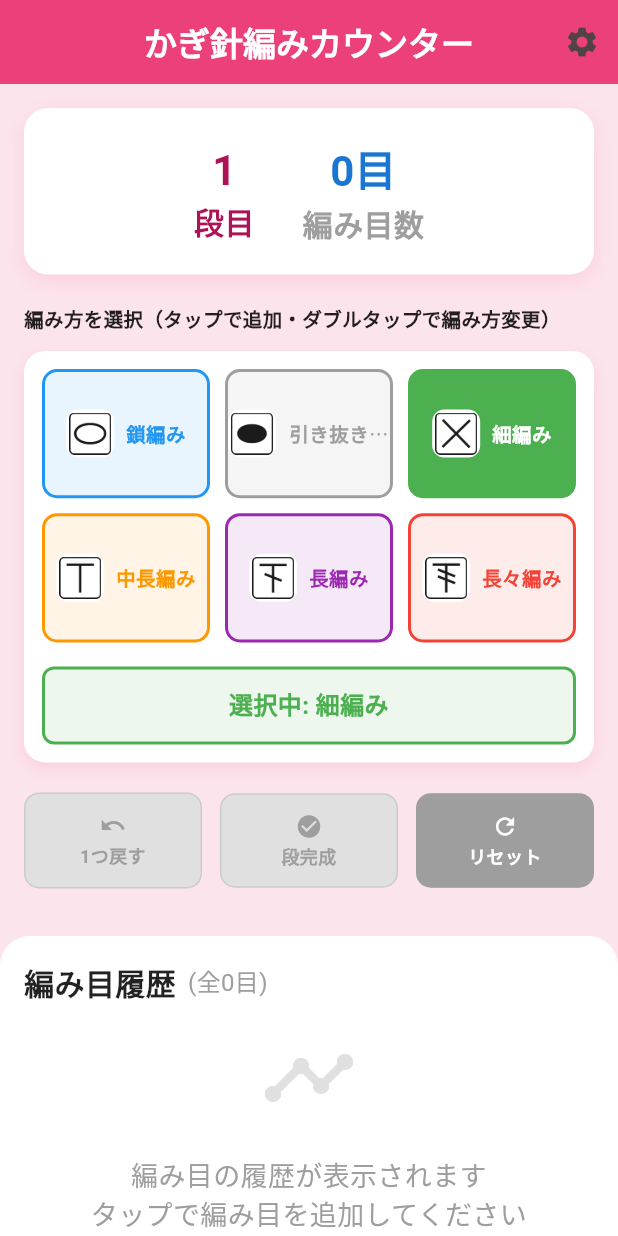
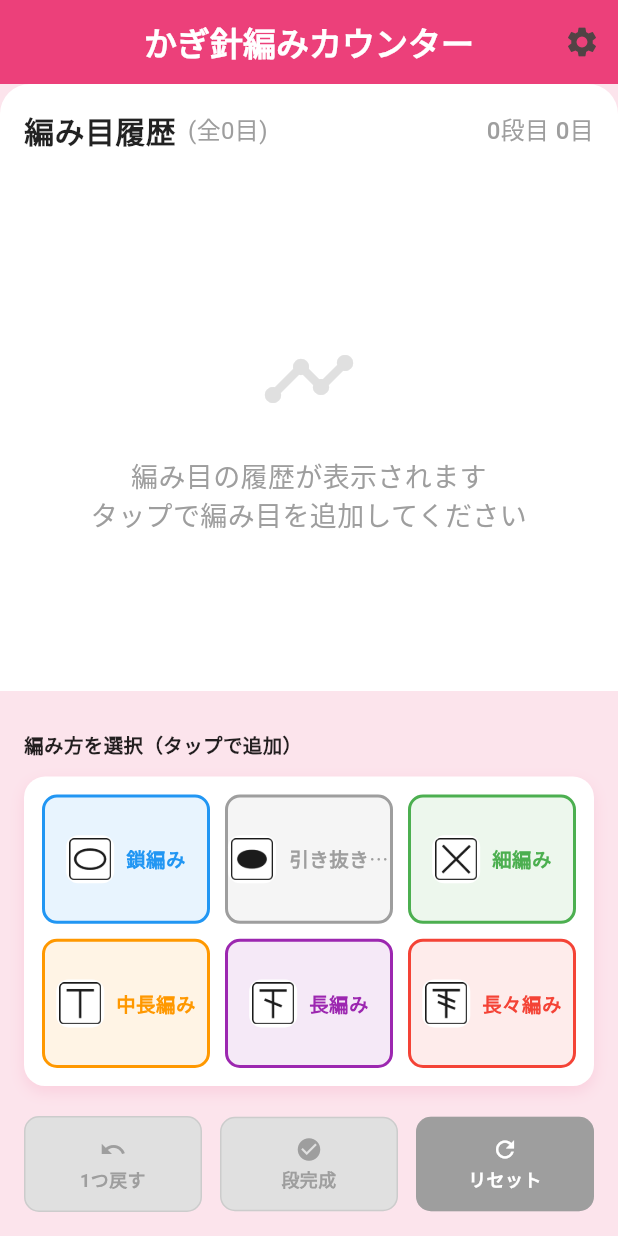
Before and after one commit to jin112343/PocoPoco, a Flutter app: the screen it shows after launch, on a phone screen of 412 x 824 dp. Run offline on Flutter 3.47's test engine with Material 3 defaults, Android fonts, the phone set to English and light mode, and no system bars; our stand-ins replace google_mobile_ads, logger; network calls fail.

Commit message:
機能完成

```diff
--- a/lib/screens/crochet_counter_screen.dart
+++ b/lib/screens/crochet_counter_screen.dart
@@ -1,7 +1,6 @@
 import 'package:flutter/material.dart';
 import 'package:logger/logger.dart';
 import '../models/crochet_stitch.dart';
-import '../widgets/row_and_stitch_display.dart';
 import '../widgets/stitch_pattern_grid.dart';
 import '../widgets/stitch_history_section.dart';
 import '../widgets/control_buttons.dart';
@@ -24,11 +23,14 @@ class _CrochetCounterScreenState extends State<CrochetCounterScreen> {
   final List<Map<String, dynamic>> _stitchHistory = [];
   RewardedAd? _rewardedAd;
   bool _isRewardedAdLoaded = false;
+  BannerAd? _bannerAd;
+  bool _isBannerAdLoaded = false;
 
   @override
   void initState() {
     super.initState();
     _loadRewardedAd();
+    _loadBannerAd();
   }
 
   void _loadRewardedAd() {
@@ -53,6 +55,31 @@ class _CrochetCounterScreenState extends State<CrochetCounterScreen> {
         },
       ),
     );
+  }
+
+  void _loadBannerAd() {
+    final adUnitId = Platform.isAndroid
+        ? 'ca-app-pub-3940256099942544/6300978111'
+        : 'ca-app-pub-3940256099942544/2934735716';
+    _bannerAd = BannerAd(
+      adUnitId: adUnitId,
+      size: AdSize.banner,
+      request: const AdRequest(),
+      listener: BannerAdListener(
+        onAdLoaded: (ad) {
+          setState(() {
+            _isBannerAdLoaded = true;
+          });
+        },
+        onAdFailedToLoad: (ad, error) {
+          setState(() {
+            _isBannerAdLoaded = false;
+          });
+          ad.dispose();
+        },
+      ),
+    );
+    _bannerAd!.load();
   }
 
   void _showRewardedAdAndReset() {
@@ -86,6 +113,7 @@ class _CrochetCounterScreenState extends State<CrochetCounterScreen> {
   @override
   void dispose() {
     _rewardedAd?.dispose();
+    _bannerAd?.dispose();
     super.dispose();
   }
 
@@ -171,6 +199,16 @@ class _CrochetCounterScreenState extends State<CrochetCounterScreen> {
     }
   }
 
+  int _getCurrentRow() {
+    if (_stitchHistory.isEmpty) return 0;
+    return _stitchHistory.last['row'] as int;
+  }
+
+  int _getCurrentStitchCount() {
+    if (_stitchHistory.isEmpty) return 0;
+    return _stitchHistory.where((stitch) => stitch['position'] != 0).length;
+  }
+
   @override
   Widget build(BuildContext context) {
     return Scaffold(
@@ -202,27 +240,34 @@ class _CrochetCounterScreenState extends State<CrochetCounterScreen> {
       body: SafeArea(
         child: Column(
           children: [
+            // 編み目履歴をトップに配置（面積をさらに調整）
             Expanded(
-              child: SingleChildScrollView(
-                child: Padding(
-                  padding: const EdgeInsets.all(16.0),
-                  child: Column(
-                    children: [
-                      RowAndStitchDisplay(
-                        rowNumber: _rowNumber,
-                        stitchCount: _stitchCount,
+              flex: 1,
+              child: StitchHistorySection(
+                stitchHistory: _stitchHistory,
                 onRowTap: (rowNumber) {
-                          // 段目ボタンがタップされた時の処理
+                  // 履歴の段目がタップされた時の処理
                   ScaffoldMessenger.of(context).showSnackBar(
                     SnackBar(
-                              content: Text('$rowNumber段目をタップしました'),
+                      content: Text('$rowNumber段目に移動しました'),
                       duration: const Duration(milliseconds: 500),
                       backgroundColor: const Color(0xFFAD1457),
                     ),
                   );
                 },
+                onRowCompleted: (rowNumber) {
+                  // 段が完成した時の処理（ポップアップなし）
+                },
+                currentRow: _getCurrentRow(),
+                currentStitchCount: _getCurrentStitchCount(),
               ),
-                      const SizedBox(height: 20),
+            ),
+            const SizedBox(height: 10),
+            // 編み方を選択から下を固定配置
+            Padding(
+              padding: const EdgeInsets.all(16.0),
+              child: Column(
+                children: [
                   StitchPatternGrid(
                     selectedStitch: _selectedStitch,
                     onStitchSelected: (stitch) {
@@ -243,27 +288,12 @@ class _CrochetCounterScreenState extends State<CrochetCounterScreen> {
                 ],
               ),
             ),
-              ),
-            ),
-            const SizedBox(height: 10),
+            // バナー広告を一番下に固定配置
+            if (_isBannerAdLoaded && _bannerAd != null)
               Container(
-              height: 200,
-              child: StitchHistorySection(
-                stitchHistory: _stitchHistory,
-                onRowTap: (rowNumber) {
-                  // 履歴の段目がタップされた時の処理
-                  ScaffoldMessenger.of(context).showSnackBar(
-                    SnackBar(
-                      content: Text('$rowNumber段目に移動しました'),
-                      duration: const Duration(milliseconds: 500),
-                      backgroundColor: const Color(0xFFAD1457),
-                    ),
-                  );
-                },
-                onRowCompleted: (rowNumber) {
-                  // 段が完成した時の処理（ポップアップなし）
-                },
-              ),
+                width: _bannerAd!.size.width.toDouble(),
+                height: _bannerAd!.size.height.toDouble(),
+                child: AdWidget(ad: _bannerAd!),
               ),
           ],
         ),
--- a/lib/widgets/stitch_history_section.dart
+++ b/lib/widgets/stitch_history_section.dart
@@ -7,11 +7,15 @@ class StitchHistorySection extends StatefulWidget {
     required this.stitchHistory,
     this.onRowTap,
     this.onRowCompleted,
+    this.currentRow,
+    this.currentStitchCount,
   });
 
   final List<Map<String, dynamic>> stitchHistory;
   final Function(int)? onRowTap;
   final Function(int)? onRowCompleted;
+  final int? currentRow;
+  final int? currentStitchCount;
 
   @override
   State<StitchHistorySection> createState() => _StitchHistorySectionState();
@@ -47,7 +51,7 @@ class _StitchHistorySectionState extends State<StitchHistorySection> {
       });
     }
 
-    // 編み目が追加された場合、横スクロールも自動で最新まで
+    // 編み目が追加された場合、横スクロールを最新まで自動移動（アニメーションなし）
     if (widget.stitchHistory.length > _lastHistoryLength) {
       WidgetsBinding.instance.addPostFrameCallback((_) {
         _scrollToLatestStitch();
@@ -110,14 +114,10 @@ class _StitchHistorySectionState extends State<StitchHistorySection> {
     final controller = _horizontalScrollControllers[latestRow];
 
     if (controller != null) {
-      // 横スクロールを最右端まで
+      // 横スクロールを最右端まで（アニメーションなしで直接移動）
       WidgetsBinding.instance.addPostFrameCallback((_) {
-        if (controller.hasClients) {
-          controller.animateTo(
-            controller.position.maxScrollExtent,
-            duration: const Duration(milliseconds: 300),
-            curve: Curves.easeOut,
-          );
+        if (controller.hasClients && controller.position.maxScrollExtent > 0) {
+          controller.jumpTo(controller.position.maxScrollExtent);
         }
       });
     }
@@ -164,6 +164,16 @@ class _StitchHistorySectionState extends State<StitchHistorySection> {
                   ),
                 ),
                 const Spacer(),
+                if (widget.currentRow != null &&
+                    widget.currentStitchCount != null)
+                  Text(
+                    '${widget.currentRow}段目 ${widget.currentStitchCount}目',
+                    style: TextStyle(
+                      fontSize: 16,
+                      color: Colors.grey,
+                      fontWeight: FontWeight.w500,
+                    ),
+                  ),
                 if (widget.stitchHistory.isNotEmpty)
                   Icon(
                     Icons.swipe,
--- a/lib/widgets/stitch_pattern_grid.dart
+++ b/lib/widgets/stitch_pattern_grid.dart
@@ -20,7 +20,7 @@ class StitchPatternGrid extends StatelessWidget {
       crossAxisAlignment: CrossAxisAlignment.start,
       children: [
         const Text(
-          '編み方を選択（タップで追加・ダブルタップで編み方変更）',
+          '編み方を選択（タップで追加）',
           style: TextStyle(
             fontSize: 13,
             fontWeight: FontWeight.w600,
@@ -55,14 +55,12 @@ class StitchPatternGrid extends StatelessWidget {
                 itemCount: 6,
                 itemBuilder: (context, index) {
                   final stitch = CrochetStitch.values[index];
-                  final isSelected = stitch == selectedStitch;
 
                   return Material(
                     color: Colors.transparent,
                     child: InkWell(
                       borderRadius: BorderRadius.circular(10),
                       onTap: () => onStitchAdded(stitch),
-                      onDoubleTap: () => onStitchSelected(stitch),
                       onLongPress: () {
                         Navigator.of(context).push(
                           MaterialPageRoute(
@@ -73,13 +71,11 @@ class StitchPatternGrid extends StatelessWidget {
                       },
                       child: Container(
                         decoration: BoxDecoration(
-                          color: isSelected
-                              ? stitch.color
-                              : stitch.color.withOpacity(0.1),
+                          color: stitch.color.withOpacity(0.1),
                           borderRadius: BorderRadius.circular(10),
                           border: Border.all(
                             color: stitch.color,
-                            width: isSelected ? 3 : 2,
+                            width: 2,
                           ),
                         ),
                         child: Row(
@@ -105,9 +101,7 @@ class StitchPatternGrid extends StatelessWidget {
                                         style: TextStyle(
                                           fontSize: 18,
                                           fontWeight: FontWeight.bold,
-                                          color: isSelected
-                                              ? stitch.color
-                                              : Colors.white,
+                                          color: stitch.color,
                                         ),
                                       ),
                               ),
@@ -121,8 +115,7 @@ class StitchPatternGrid extends StatelessWidget {
                                 style: TextStyle(
                                   fontSize: 13,
                                   fontWeight: FontWeight.w600,
-                                  color:
-                                      isSelected ? Colors.white : stitch.color,
+                                  color: stitch.color,
                                 ),
                                 textAlign: TextAlign.center,
                                 maxLines: 1,
@@ -136,25 +129,6 @@ class StitchPatternGrid extends StatelessWidget {
                   );
                 },
               ),
-              const SizedBox(height: 16),
-              Container(
-                width: double.infinity,
-                padding: const EdgeInsets.symmetric(vertical: 12),
-                decoration: BoxDecoration(
-                  color: selectedStitch.color.withOpacity(0.1),
-                  borderRadius: BorderRadius.circular(8),
-                  border: Border.all(color: selectedStitch.color, width: 2),
-                ),
-                child: Text(
-                  '選択中: ${selectedStitch.name}',
-                  style: TextStyle(
-                    fontSize: 16,
-                    fontWeight: FontWeight.bold,
-                    color: selectedStitch.color,
-                  ),
-                  textAlign: TextAlign.center,
-                ),
-              ),
             ],
           ),
         ),
```
Lines whose indentation alone changed are shown as unchanged.
